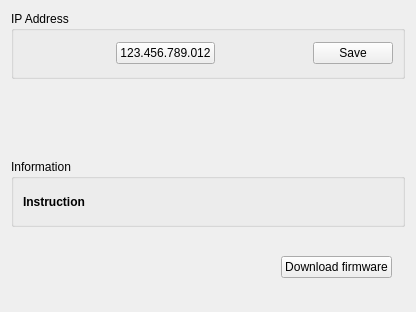
This is ServiceSW/Components/Settings/Forms/NetworkSettingsWidget.ui in Liyezhong/Shared as Qt 5 draws it before an edit. The edited form follows.
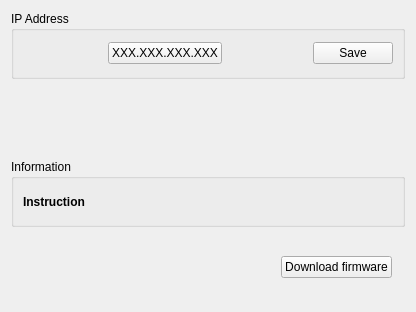
This is the edited form. Custom widgets are drawn as their Qt base class.

```diff
--- a/ServiceSW/Components/Settings/Forms/NetworkSettingsWidget.ui
+++ b/ServiceSW/Components/Settings/Forms/NetworkSettingsWidget.ui
@@ -36,7 +36,7 @@
       <item>
        <widget class="QPushButton" name="proxyIpAddressButton">
         <property name="text">
-         <string>123.456.789.012</string>
+         <string>XXX.XXX.XXX.XXX</string>
         </property>
        </widget>
       </item>
```
